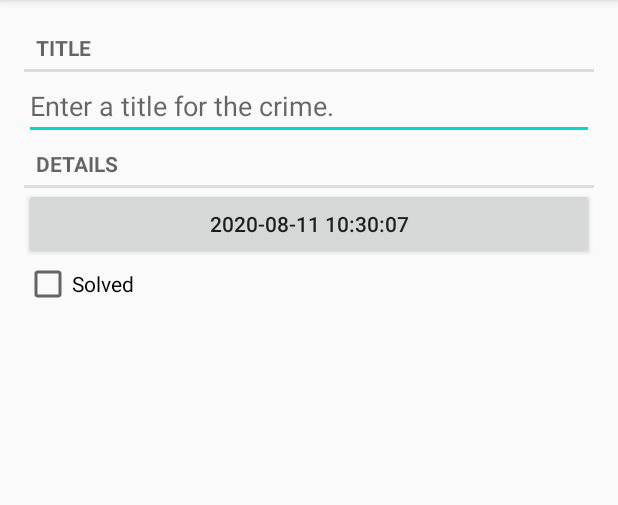
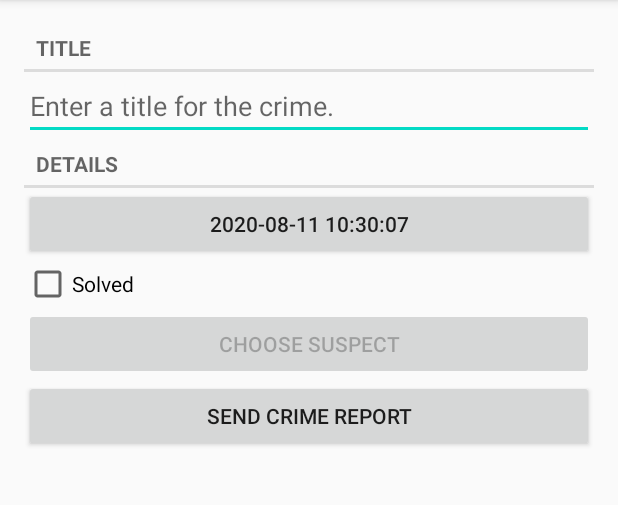
Before and after one commit to yaoyifei1216/AndroidProgramming, an Android app: the screen it shows after launch (CrimePagerActivity), after a tap on "Empty! Click to add a Crime!", on a phone screen of 412 x 824 dp, the part 84-589 px from its top. Run offline under Robolectric (Android 15) with nearby library versions, the phone set to English and light mode, and no system bars.

Commit message:
2020-0811-1818:使用隐式intent

```diff
--- a/CriminalIntent/app/src/main/java/com/example/criminalintent/Crime.java
+++ b/CriminalIntent/app/src/main/java/com/example/criminalintent/Crime.java
@@ -12,6 +12,7 @@ public class Crime {
     private String mTitle;//陋习标题
     private UUID mId;//UUID 是Android框架里的Java工具类,在构造方法里调用UUID.randomUUID()产生一个随机唯一ID值
     private boolean mRequiresPolice;//是否要报警
+    private String mSuspect;//嫌疑人
 
     public Crime() {
         this(UUID.randomUUID());
@@ -64,6 +65,14 @@ public class Crime {
         mRequiresPolice = requiresPolice;
     }
 
+    public String getSuspect() {
+        return mSuspect;
+    }
+
+    public void setSuspect(String suspect) {
+        mSuspect = suspect;
+    }
+
     public String getDateStr() {
         return mDateStr;
     }
--- a/CriminalIntent/app/src/main/java/com/example/criminalintent/CrimeLab.java
+++ b/CriminalIntent/app/src/main/java/com/example/criminalintent/CrimeLab.java
@@ -16,7 +16,7 @@ import database.CrimeDbSchema.CrimeDbSchema;
 public class CrimeLab {
 
     private static CrimeLab sCrimeLab;
-    private List<Crime> mCrimes;
+    //private List<Crime> mCrimes;
     private Context mContext;
     private SQLiteDatabase mDatabase;
 
@@ -30,7 +30,7 @@ public class CrimeLab {
     private CrimeLab(Context context) {
         mContext = context.getApplicationContext();
         mDatabase = new CrimeBaseHelper(mContext,"crimeBase.db",null,1).getWritableDatabase();
-        mCrimes = new ArrayList<>();
+        //mCrimes = new ArrayList<>();
         /*
         for (int i = 0; i < 10; i++) {
             Crime crime = new Crime();
@@ -47,6 +47,7 @@ public class CrimeLab {
         values.put(CrimeDbSchema.CrimeTable.Cols.TITLE, crime.getTitle());
         values.put(CrimeDbSchema.CrimeTable.Cols.DATE, crime.getDate().getTime());
         values.put(CrimeDbSchema.CrimeTable.Cols.SOLVED, crime.isSolved() ? 1 : 0);
+        values.put(CrimeDbSchema.CrimeTable.Cols.SUSPECT, crime.getSuspect());
         return values;
     }
 
--- a/CriminalIntent/app/src/main/java/database/CrimeDbSchema/CrimeBaseHelper.java
+++ b/CriminalIntent/app/src/main/java/database/CrimeDbSchema/CrimeBaseHelper.java
@@ -37,7 +37,8 @@ public class CrimeBaseHelper extends SQLiteOpenHelper {
                 CrimeTable.Cols.UUID + ", " +
                 CrimeTable.Cols.TITLE + ", " +
                 CrimeTable.Cols.DATE + ", " +
-                CrimeTable.Cols.SOLVED + ")"
+                CrimeTable.Cols.SOLVED + ", " +
+                CrimeTable.Cols.SUSPECT + ")"
         );
     }
 
--- a/CriminalIntent/app/src/main/java/database/CrimeDbSchema/CrimeCursorWrapper.java
+++ b/CriminalIntent/app/src/main/java/database/CrimeDbSchema/CrimeCursorWrapper.java
@@ -23,10 +23,14 @@ public class CrimeCursorWrapper extends CursorWrapper {
         String title = getString(getColumnIndex(CrimeDbSchema.CrimeTable.Cols.TITLE));
         long date = getLong(getColumnIndex(CrimeDbSchema.CrimeTable.Cols.DATE));
         int isSolved = getInt(getColumnIndex(CrimeDbSchema.CrimeTable.Cols.SOLVED));
+        String suspect = getString(getColumnIndex(CrimeDbSchema.CrimeTable.Cols.SUSPECT));
+
         Crime crime = new Crime(UUID.fromString(uuidString));
         crime.setTitle(title);
         crime.setDate(new Date(date));
         crime.setSolved(isSolved != 0);
+        crime.setSuspect(suspect);
+
         return crime;
     }
 }
--- a/CriminalIntent/app/src/main/java/database/CrimeDbSchema/CrimeDbSchema.java
+++ b/CriminalIntent/app/src/main/java/database/CrimeDbSchema/CrimeDbSchema.java
@@ -8,6 +8,7 @@ public class CrimeDbSchema {
             public static final String TITLE = "title";
             public static final String DATE = "date";
             public static final String SOLVED = "solved";
+            public static final String SUSPECT = "suspect";
         }
     }
 }
--- a/CriminalIntent/app/src/main/res/layout/fragment_crime.xml
+++ b/CriminalIntent/app/src/main/res/layout/fragment_crime.xml
@@ -1,34 +1,48 @@
 <?xml version="1.0" encoding="utf-8"?>
-<LinearLayout
-    xmlns:android="http://schemas.android.com/apk/res/android"
+<LinearLayout xmlns:android="http://schemas.android.com/apk/res/android"
     android:layout_width="match_parent"
     android:layout_height="match_parent"
-    android:padding="16dp"
-    android:orientation="vertical">
+    android:orientation="vertical"
+    android:padding="16dp">
+
     <TextView
+        style="?android:listSeparatorTextViewStyle"
         android:layout_width="match_parent"
         android:layout_height="wrap_content"
-        style="?android:listSeparatorTextViewStyle"
-        android:text="@string/crime_title_label"/>
+        android:text="@string/crime_title_label" />
 
     <EditText
         android:id="@+id/crime_title"
         android:layout_width="match_parent"
         android:layout_height="wrap_content"
-        android:hint="@string/crime_title_hint"/>
+        android:hint="@string/crime_title_hint" />
+
     <TextView
         style="?android:listSeparatorTextViewStyle"
         android:layout_width="match_parent"
         android:layout_height="wrap_content"
-        android:text="@string/crime_details_label"/>
+        android:text="@string/crime_details_label" />
+
     <Button
         android:id="@+id/crime_date"
         android:layout_width="match_parent"
-        android:layout_height="wrap_content"/>
+        android:layout_height="wrap_content" />
+
     <CheckBox
         android:id="@+id/crime_solved"
         android:layout_width="match_parent"
         android:layout_height="wrap_content"
-        android:text="@string/crime_solved_label"/>
+        android:text="@string/crime_solved_label" />
 
+    <Button
+        android:id="@+id/crime_suspect"
+        android:layout_width="match_parent"
+        android:layout_height="wrap_content"
+        android:text="@string/crime_suspect_text" />
+
+    <Button
+        android:id="@+id/crime_report"
+        android:layout_width="match_parent"
+        android:layout_height="wrap_content"
+        android:text="@string/crime_report_text" />
 </LinearLayout>
--- a/CriminalIntent/app/src/main/res/values/strings.xml
+++ b/CriminalIntent/app/src/main/res/values/strings.xml
@@ -17,4 +17,14 @@
     </plurals>
     <string name="subtitle_format">%1$d crimes</string>
     <string name="empty_crime">Empty! Click to add a Crime!</string>
+    <string name="crime_suspect_text">Choose Suspect</string>
+    <string name="crime_report_text">Send Crime Report</string>
+
+    <string name="crime_report">%1$s!The crime was discovered on %2$s. %3$s, and %4$s</string>
+    <string name="crime_report_solved">The case is solved</string>
+    <string name="crime_report_unsolved">The case is not solved</string>
+    <string name="crime_report_no_suspect">there is no suspect.</string>
+    <string name="crime_report_suspect">the suspect is %s.</string>
+    <string name="crime_report_subject">CriminalIntent Crime Report</string>
+    <string name="send_report">Send crime report via</string>
 </resources>
```
Also changed, not shown: CriminalIntent/app/src/main/java/com/example/criminalintent/CrimeFragment.java (+79 -0 lines).
